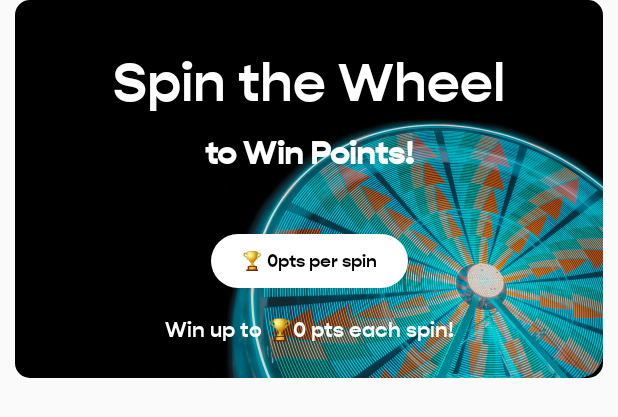
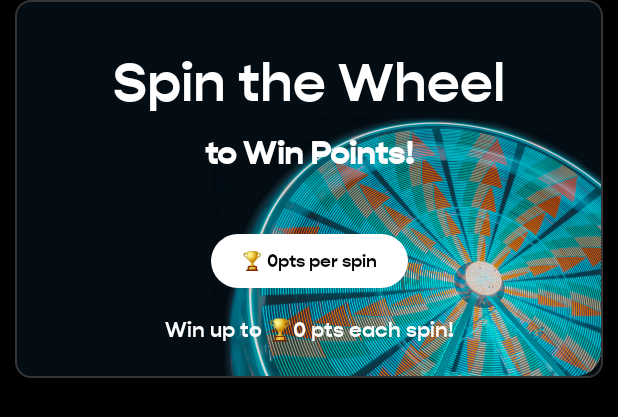
Before and after one commit to MehulKK/SpinWheel, an Android app: the layout activity_spin_wheel_card_component.xml on its own in the app's theme, with its tools: preview values and no code run, on a phone screen of 412 x 824 dp. Shown: the top 417 px of the screen. Run offline under Robolectric (Android 15) with nearby library versions, the phone set to English and light mode, and no system bars.

Commit message:
Fix : - https://klover.atlassian.net/browse/KMA-19?focusedCommentId=12529 - https://klover.atlassian.net/browse/KMA-10?focusedCommentId=12528

```diff
--- a/app/src/main/java/com/macv/wheeldemo/SpinWheelCardComponentActivity.kt
+++ b/app/src/main/java/com/macv/wheeldemo/SpinWheelCardComponentActivity.kt
@@ -22,7 +22,7 @@ class SpinWheelCardComponentActivity : AppCompatActivity() {
     override fun onCreate(savedInstanceState: Bundle?) {
         super.onCreate(savedInstanceState)
         val dataBindingUtil : ActivitySpinWheelCardComponentBindingImpl = DataBindingUtil.setContentView(this, R.layout.activity_spin_wheel_card_component)
-        val spinWheelCardComponentItem = SpinWheelCardComponentItem(id = 1, maxRewardPoints = 50,pointsPerSpin = 500)
+        val spinWheelCardComponentItem = SpinWheelCardComponentItem(id = 1, maxRewardPoints = 500, pointsPerSpin = 50)
         spinWheelCard.setSpinWheelCardItem(spinWheelCardComponentItem)
         spinWheelCard.setCallBack(object : SpinWheelCardCallBack{
             override fun onSpinWheelCardClick() {
--- a/app/src/main/res/layout/activity_spin_wheel_card_component.xml
+++ b/app/src/main/res/layout/activity_spin_wheel_card_component.xml
@@ -9,6 +9,7 @@
         android:layout_width="match_parent"
         android:layout_height="match_parent"
         android:orientation="vertical"
+        android:background="@android:color/black"
         tools:context="com.macv.wheeldemo.MainActivity">
 
         <com.macv.spinwheel.SpinWheelCardComponent
--- a/mwheel/build.gradle
+++ b/mwheel/build.gradle
@@ -45,7 +45,7 @@ def githubProperties = new Properties()
 githubProperties.load(new FileInputStream(rootProject.file("github.properties"))) //Set env variable GPR_USER & GPR_API_KEY if not adding a properties file
 
 def getVersionName = { ->
-    return "1.0.26" // Replace with version Name
+    return "1.0.27" // Replace with version Name
 }
 
 def getArtificatId = { ->
--- a/mwheel/src/main/java/com/macv/spinwheel/SpinWheelCardComponent.kt
+++ b/mwheel/src/main/java/com/macv/spinwheel/SpinWheelCardComponent.kt
@@ -51,12 +51,12 @@ class SpinWheelCardComponent @JvmOverloads constructor(context: Context, attrs:
 
     fun setMaxRewardPoints(maxRewardPoints: Int) {
         this.mMaxRewardPoints = maxRewardPoints
-        txtPoint.text = String.format(context.getString(R.string.spin_wheel_points), maxRewardPoints)
+        txtDesc.text = String.format(context.getString(R.string.spin_wheel_desc), maxRewardPoints)
     }
 
     fun setPointsPerSpin(pointsPerSpin: Int) {
         this.mPointsPerSpin = pointsPerSpin
-        txtDesc.text = String.format(context.getString(R.string.spin_wheel_desc), pointsPerSpin)
+        txtPoint.text = String.format(context.getString(R.string.spin_wheel_points), pointsPerSpin)
     }
 
     fun setCallBack(spinWheelCardCallBack: SpinWheelCardCallBack) {
--- a/mwheel/src/main/res/drawable/spin_wheel_card_bg.xml
+++ b/mwheel/src/main/res/drawable/spin_wheel_card_bg.xml
@@ -1,7 +1,9 @@
 <?xml version="1.0" encoding="UTF-8"?>
 <shape xmlns:android="http://schemas.android.com/apk/res/android">
-    <solid android:color="#000000" />
+    <solid android:color="@color/backgroundPrimary" />
     <corners android:radius="10dp" />
+    <stroke android:color="@color/backgroundDisabled"
+        android:width="1dp"/>
     <padding
         android:bottom="0dp"
         android:left="0dp"
--- a/mwheel/src/main/res/layout/spin_wheel_card_componenet.xml
+++ b/mwheel/src/main/res/layout/spin_wheel_card_componenet.xml
@@ -25,17 +25,19 @@
             android:id="@+id/imgTop"
             android:layout_width="wrap_content"
             android:layout_height="wrap_content"
+            android:layout_margin="1dp"
             android:src="@drawable/spin_wheel_top"
-            app:layout_constraintRight_toRightOf="parent"
-            app:layout_constraintBottom_toBottomOf="parent"/>
+            app:layout_constraintBottom_toBottomOf="parent"
+            app:layout_constraintRight_toRightOf="parent" />
 
         <ImageView
             android:id="@+id/imgBottom"
             android:layout_width="wrap_content"
             android:layout_height="wrap_content"
+            android:layout_margin="1dp"
             android:src="@drawable/spin_wheel_bottom"
-            app:layout_constraintRight_toRightOf="parent"
-            app:layout_constraintBottom_toBottomOf="parent" />
+            app:layout_constraintBottom_toBottomOf="parent"
+            app:layout_constraintRight_toRightOf="parent" />
 
         <TextView
             android:id="@+id/txtTitle"
```
Also changed, not shown: mwheel/src/main/res/layout/sweepstakes_card_componenet.xml (+5 -2 lines), 1 other file.
